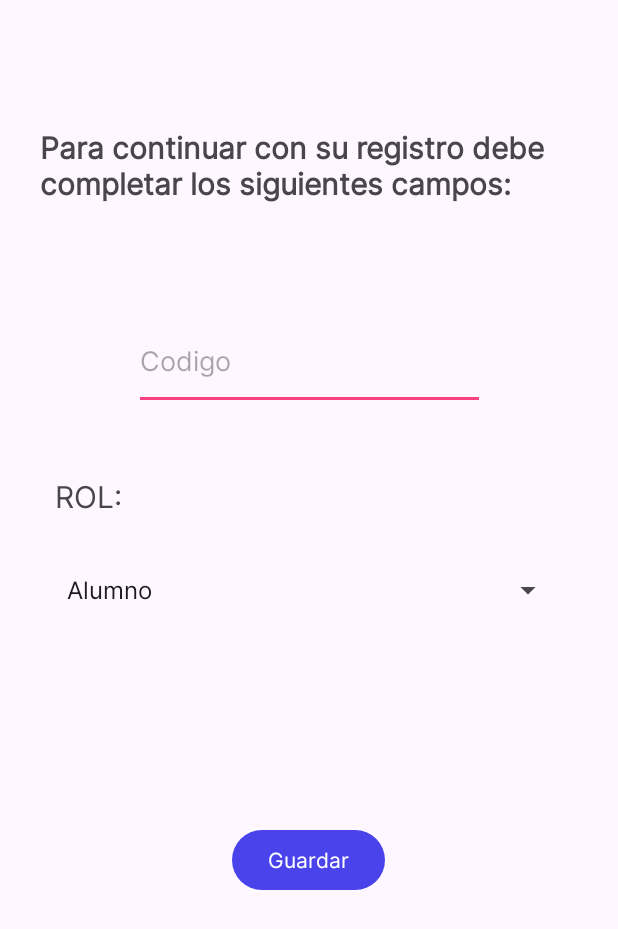
After one commit to lucho2000/TELEBEETLE_PROYECTO_IOT, an Android app: the AfterGoogleActivity screen opened directly, with no data from a screen before it, on a phone screen of 412 x 824 dp. The commit adds this screen. Shown: the top 929 px of the screen. Run offline under Robolectric (Android 15) with nearby library versions, the phone set to English and light mode, and no system bars; our stand-ins replace Firebase (no records; nobody signed in at launch, a user with empty details on screens opened directly); Roboto replaces fonts that are not available here.

Commit message:
flujo inicio google

```diff
--- /dev/null
+++ b/app/src/main/java/com/example/telebeetle/activities/AfterGoogleActivity.java
@@ -0,0 +1,82 @@
+package com.example.telebeetle.activities;
+
+import androidx.appcompat.app.AppCompatActivity;
+
+import android.content.Intent;
+import android.os.Bundle;
+import android.widget.ArrayAdapter;
+import android.widget.Spinner;
+import android.widget.Toast;
+
+import com.example.telebeetle.R;
+import com.example.telebeetle.databinding.ActivityAfterGoogleBinding;
+import com.example.telebeetle.databinding.ActivityMainBinding;
+import com.google.firebase.auth.FirebaseAuth;
+import com.google.firebase.auth.FirebaseUser;
+import com.google.firebase.database.DatabaseReference;
+import com.google.firebase.database.FirebaseDatabase;
+
+import java.util.HashMap;
+
+public class AfterGoogleActivity extends AppCompatActivity {
+
+    ActivityAfterGoogleBinding binding;
+    DatabaseReference databaseReference;
+
+    @Override
+    protected void onCreate(Bundle savedInstanceState) {
+        super.onCreate(savedInstanceState);
+        binding = ActivityAfterGoogleBinding.inflate(getLayoutInflater());
+        setContentView(binding.getRoot());
+
+
+        Spinner spinner = binding.spinner3;
+        String[] roles = {"Alumno","Egresado"};
+
+        ArrayAdapter<String> adapter = new ArrayAdapter<>(this, android.R.layout.simple_spinner_item,roles );
+        adapter.setDropDownViewResource(android.R.layout.simple_spinner_dropdown_item);
+        spinner.setAdapter(adapter);
+
+        databaseReference = FirebaseDatabase.getInstance().getReference().child("usuarios_por_admitir");
+
+        binding.button3.setOnClickListener(view -> {
+            String code = binding.editTextText.getText().toString();
+            String role = spinner.getSelectedItem().toString();
+
+            if (!code.isEmpty() && !role.isEmpty()) {
+                // Obtiene el usuario actual de Firebase
+                FirebaseUser user = FirebaseAuth.getInstance().getCurrentUser();
+                if (user != null) {
+                    // Crea un mapa con la información a almacenar en la base de datos
+                    HashMap<String, Object> map = new HashMap<>();
+                    map.put("nombres", user.getDisplayName());
+                    map.put("correo", user.getEmail());
+                    map.put("profile", user.getPhotoUrl().toString());
+                    map.put("codigo", code);
+                    map.put("rol", role);
+
+                    // Almacena la información en la base de datos
+                    databaseReference.child(user.getUid()).setValue(map)
+                            .addOnSuccessListener(aVoid -> {
+                                // Los datos se guardaron con éxito
+                                Intent intent = new Intent(AfterGoogleActivity.this,WaitActivity.class);
+                                startActivity(intent);
+                                finish();
+                                //Toast.makeText(AfterGoogleActivity.this, "Información guardada", Toast.LENGTH_SHORT).show();
+
+                            })
+                            .addOnFailureListener(e -> {
+                                // Ocurrió un error al guardar los datos
+                                Toast.makeText(AfterGoogleActivity.this, "Error al guardar la información", Toast.LENGTH_SHORT).show();
+                            });
+                }
+            } else {
+                // Notifica al usuario que los campos deben estar completos
+                Toast.makeText(AfterGoogleActivity.this, "Completa todos los campos", Toast.LENGTH_SHORT).show();
+            }
+
+
+        });
+
+    }
+}
--- a/app/src/main/java/com/example/telebeetle/fragments/ProfileFragment.java
+++ b/app/src/main/java/com/example/telebeetle/fragments/ProfileFragment.java
@@ -17,6 +17,7 @@ import com.example.telebeetle.activities.MainActivity;
 import com.example.telebeetle.databinding.FragmentProfileBinding;
 import com.firebase.ui.auth.AuthUI;
 import com.google.firebase.auth.FirebaseAuth;
+import com.google.firebase.auth.FirebaseUser;
 import com.squareup.picasso.Picasso;
 
 import jp.wasabeef.picasso.transformations.CropCircleTransformation;
@@ -25,7 +26,7 @@ import jp.wasabeef.picasso.transformations.CropCircleTransformation;
 public class ProfileFragment extends Fragment {
 
    FragmentProfileBinding binding;
-
+   FirebaseAuth firebaseAuth;
     @Override
     public View onCreateView(LayoutInflater inflater, ViewGroup container,
                              Bundle savedInstanceState) {
@@ -33,6 +34,7 @@ public class ProfileFragment extends Fragment {
         int drawableResourceId = R.drawable.juiocesaraliagamachuca;
         Picasso picasso = Picasso.get();
         ImageView imageView = binding.fotoperfil;
+        FirebaseUser user = firebaseAuth.getCurrentUser();
         picasso.load(drawableResourceId)
                 .resize(400,400)
                 .transform(new CropCircleTransformation())
--- /dev/null
+++ b/app/src/main/res/layout/activity_after_google.xml
@@ -0,0 +1,64 @@
+<?xml version="1.0" encoding="utf-8"?>
+<androidx.constraintlayout.widget.ConstraintLayout xmlns:android="http://schemas.android.com/apk/res/android"
+    xmlns:app="http://schemas.android.com/apk/res-auto"
+    xmlns:tools="http://schemas.android.com/tools"
+    android:layout_width="match_parent"
+    android:layout_height="match_parent"
+    tools:context=".activities.AfterGoogleActivity">
+
+    <TextView
+        android:id="@+id/textView40"
+        android:layout_width="358dp"
+        android:layout_height="68dp"
+        android:layout_marginTop="84dp"
+        android:text="Para continuar con su registro debe completar los siguientes campos: "
+        android:textSize="20sp"
+        android:textStyle="bold"
+        app:layout_constraintEnd_toEndOf="parent"
+        app:layout_constraintHorizontal_bias="0.498"
+        app:layout_constraintStart_toStartOf="parent"
+        app:layout_constraintTop_toTopOf="parent" />
+
+    <EditText
+        android:id="@+id/editTextText"
+        android:layout_width="234dp"
+        android:layout_height="65dp"
+        android:layout_marginTop="56dp"
+        android:ems="10"
+        android:hint="Codigo"
+        android:inputType="number"
+        app:layout_constraintEnd_toEndOf="parent"
+        app:layout_constraintStart_toStartOf="parent"
+        app:layout_constraintTop_toBottomOf="@+id/textView40" />
+
+    <Spinner
+        android:id="@+id/spinner3"
+        android:layout_width="339dp"
+        android:layout_height="80dp"
+        android:layout_marginTop="80dp"
+        app:layout_constraintEnd_toEndOf="parent"
+        app:layout_constraintStart_toStartOf="parent"
+        app:layout_constraintTop_toBottomOf="@+id/editTextText" />
+
+    <TextView
+        android:id="@+id/textView41"
+        android:layout_width="wrap_content"
+        android:layout_height="wrap_content"
+        android:layout_marginBottom="8dp"
+        android:text="ROL:"
+        android:textSize="20sp"
+        app:layout_constraintBottom_toTopOf="@+id/spinner3"
+        app:layout_constraintStart_toStartOf="@+id/spinner3" />
+
+    <Button
+        android:id="@+id/button3"
+        android:layout_width="wrap_content"
+        android:layout_height="wrap_content"
+        android:layout_marginTop="116dp"
+        android:text="Guardar"
+        app:layout_constraintEnd_toEndOf="parent"
+        app:layout_constraintHorizontal_bias="0.498"
+        app:layout_constraintStart_toStartOf="parent"
+        app:layout_constraintTop_toBottomOf="@+id/spinner3" />
+
+</androidx.constraintlayout.widget.ConstraintLayout>
```
Also changed, not shown: app/src/main/AndroidManifest.xml (+24 -17 lines), app/src/main/java/com/example/telebeetle/activities/MainActivity.java (+41 -58 lines), app/src/main/java/com/example/telebeetle/activities/WaitActivity.java (added, +16 -0 lines), app/src/main/res/layout/activity_wait.xml (added, +20 -0 lines).
